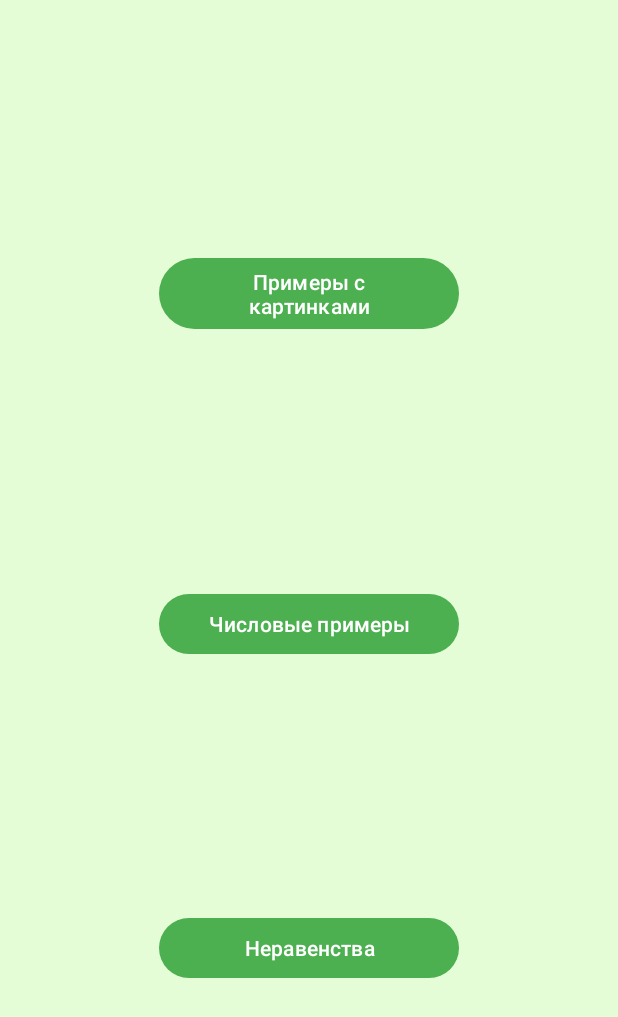
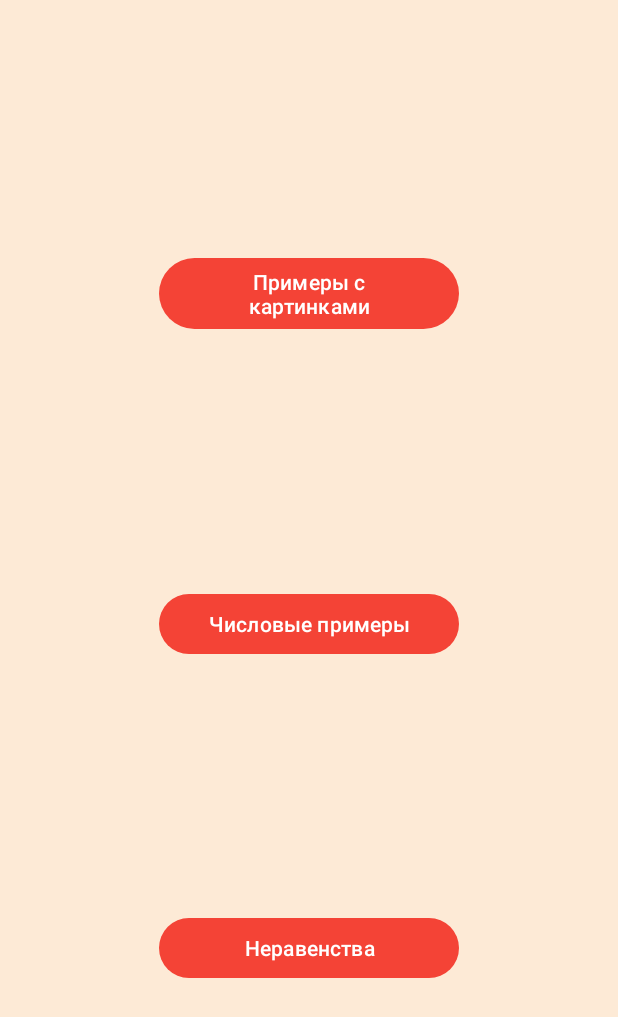
Before and after one commit to metaSbeu/Count_Trainer, an Android app: the screen it shows after launch (MainActivity), on a phone screen of 412 x 824 dp. Shown: the top 1017 px of the screen. Run offline under Robolectric (Android 15) with nearby library versions, the light colour scheme and no system bars.

Commit message:
Changed primary and background color on activity_main.xml

```diff
--- a/app/src/main/res/layout/activity_main.xml
+++ b/app/src/main/res/layout/activity_main.xml
@@ -5,7 +5,7 @@
     android:id="@+id/main"
     android:layout_width="match_parent"
     android:layout_height="match_parent"
-    android:background="@color/background_green"
+    android:background="@color/background_orange"
     tools:context=".MainActivity">
 
     <Button
--- a/app/src/main/res/values/themes.xml
+++ b/app/src/main/res/values/themes.xml
@@ -2,7 +2,7 @@
     <!-- Base application theme. -->
     <style name="Base.Theme.CountTrainer" parent="Theme.Material3.DayNight.NoActionBar">
         <!-- Customize your light theme here. -->
-        <item name="colorPrimary">@color/green</item>
+        <item name="colorPrimary">@color/red</item>
     </style>
 
     <style name="Theme.CountTrainer" parent="Base.Theme.CountTrainer" />
```
